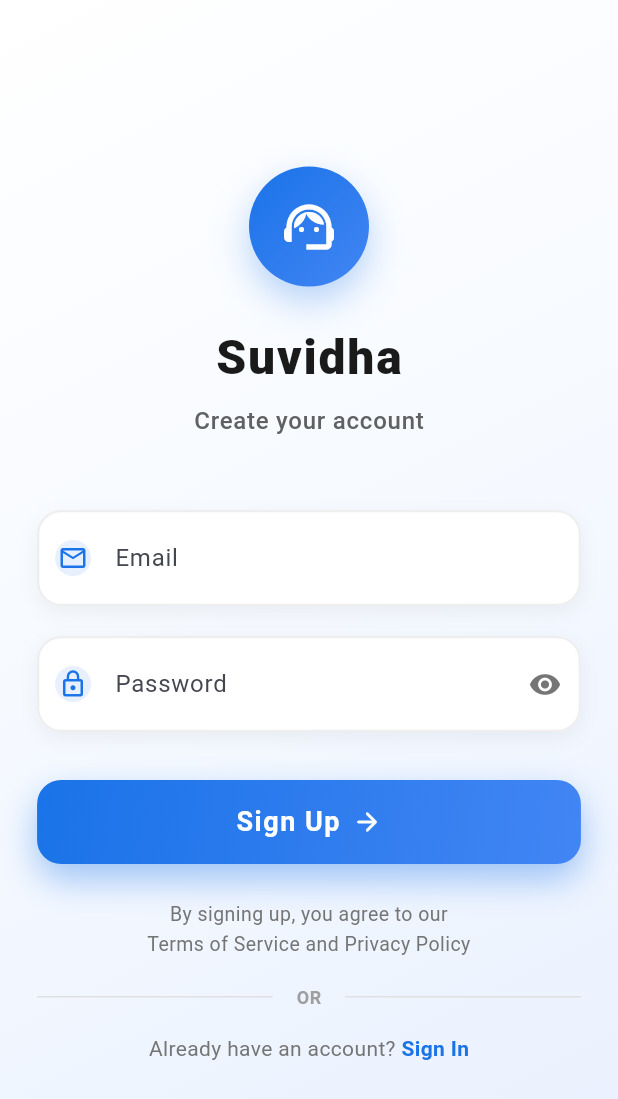
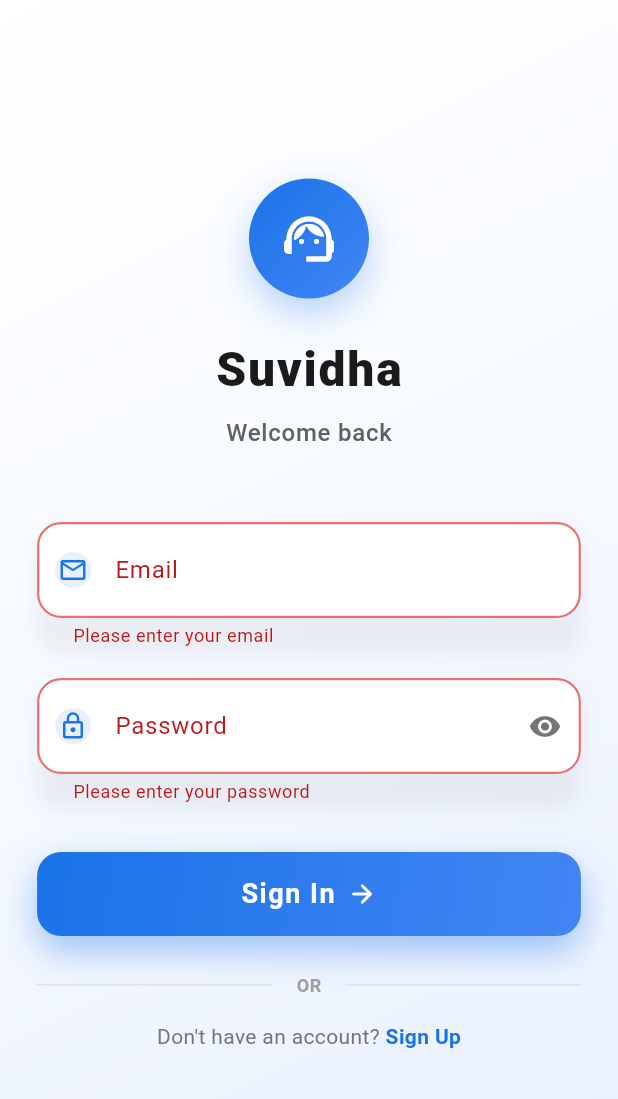
Before and after one commit to divyaanshupal/Suvidha, a Flutter app: the screen it shows after launch, after a tap on "Sign In", on a phone screen of 412 x 824 dp. Shown: the top 1099 px of the screen. Run offline on Flutter 3.47's test engine with Material 3 defaults, Android fonts, the phone set to English and light mode, and no system bars.

Commit message:
login feature implemented

```diff
--- /dev/null
+++ b/Client/suvidha_app/lib/features/HomeScreen/homeScreen.dart
@@ -0,0 +1,17 @@
+import 'package:flutter/material.dart';
+
+class Homescreen extends StatefulWidget {
+  const Homescreen({super.key});
+
+  @override
+  State<Homescreen> createState() => _HomescreenState();
+}
+
+class _HomescreenState extends State<Homescreen> {
+  @override
+  Widget build(BuildContext context) {
+    return Scaffold(
+      appBar: AppBar(title: Title(color: Colors.red, child: Text('Suvidha')),),
+    );
+  }
+}
--- /dev/null
+++ b/Client/suvidha_app/lib/features/auth/login.dart
@@ -0,0 +1,553 @@
+import 'package:flutter/material.dart';
+import 'package:suvidha_app/features/HomeScreen/homeScreen.dart';
+import 'package:suvidha_app/services/registerUser.dart';
+import 'package:suvidha_app/features/auth/singnUp.dart';
+
+class LoginScreen extends StatefulWidget {
+  const LoginScreen({super.key});
+
+  @override
+  State<LoginScreen> createState() => _LoginScreenState();
+}
+
+class _LoginScreenState extends State<LoginScreen> with SingleTickerProviderStateMixin {
+  final GlobalKey<FormState> _formKey = GlobalKey<FormState>();
+  final TextEditingController _emailController = TextEditingController();
+  final TextEditingController _passwordController = TextEditingController();
+  bool _isPasswordVisible = false;
+  bool _isSubmitting = false;
+  AnimationController? _animationController;
+  Animation<double>? _fadeAnimation;
+  Animation<Offset>? _slideAnimation;
+
+  @override
+  void initState() {
+    super.initState();
+    _animationController = AnimationController(
+      vsync: this,
+      duration: const Duration(milliseconds: 800),
+    );
+    _fadeAnimation = Tween<double>(begin: 0.0, end: 1.0).animate(
+      CurvedAnimation(parent: _animationController!, curve: Curves.easeIn),
+    );
+    _slideAnimation = Tween<Offset>(
+      begin: const Offset(0, 0.3),
+      end: Offset.zero,
+    ).animate(CurvedAnimation(parent: _animationController!, curve: Curves.easeOut));
+    _animationController!.forward();
+  }
+
+  @override
+  void dispose() {
+    _emailController.dispose();
+    _passwordController.dispose();
+    _animationController?.dispose();
+    super.dispose();
+  }
+
+  String? _validateEmail(String? value) {
+    if (value == null || value.trim().isEmpty) {
+      return 'Please enter your email';
+    }
+    final emailRegex = RegExp(r'^\S+@\S+\.\S+$');
+    if (!emailRegex.hasMatch(value.trim())) {
+      return 'Please enter a valid email';
+    }
+    return null;
+  }
+
+  String? _validatePassword(String? value) {
+    if (value == null || value.isEmpty) {
+      return 'Please enter your password';
+    }
+    return null;
+  }
+
+  Future<void> _onSubmit() async {
+    FocusScope.of(context).unfocus();
+    if (!_formKey.currentState!.validate()) return;
+
+    setState(() {
+      _isSubmitting = true;
+    });
+
+    try {
+      final email = _emailController.text.trim();
+      final password = _passwordController.text;
+      final response = await AuthService.login(email, password);
+
+      if (!mounted) return;
+
+      if (response.success) {
+        Navigator.pushReplacement(
+          context,
+          MaterialPageRoute(builder: (_) => Homescreen()),
+        );
+        ScaffoldMessenger.of(context).showSnackBar(
+          SnackBar(
+            content: Row(
+              children: [
+                const Icon(Icons.check_circle, color: Colors.white),
+                const SizedBox(width: 12),
+                Expanded(
+                  child: Text(
+                    'Welcome back!',
+                    style: const TextStyle(fontWeight: FontWeight.w500),
+                  ),
+                ),
+              ],
+            ),
+            backgroundColor: Colors.green,
+            behavior: SnackBarBehavior.floating,
+            shape: RoundedRectangleBorder(borderRadius: BorderRadius.circular(10)),
+            margin: const EdgeInsets.all(16),
+          ),
+        );
+      } else {
+        ScaffoldMessenger.of(context).showSnackBar(
+          SnackBar(
+            content: Row(
+              children: [
+                const Icon(Icons.error_outline, color: Colors.white),
+                const SizedBox(width: 12),
+                Expanded(
+                  child: Text(
+                    response.message ?? 'Login failed. Please try again.',
+                    style: const TextStyle(fontWeight: FontWeight.w500),
+                  ),
+                ),
+              ],
+            ),
+            backgroundColor: Colors.red,
+            behavior: SnackBarBehavior.floating,
+            shape: RoundedRectangleBorder(borderRadius: BorderRadius.circular(10)),
+            margin: const EdgeInsets.all(16),
+          ),
+        );
+      }
+    } catch (e) {
+      if (!mounted) return;
+      ScaffoldMessenger.of(context).showSnackBar(
+        SnackBar(
+          content: Text('An error occurred: ${e.toString()}'),
+          backgroundColor: Colors.red,
+          behavior: SnackBarBehavior.floating,
+          shape: RoundedRectangleBorder(borderRadius: BorderRadius.circular(10)),
+          margin: const EdgeInsets.all(16),
+        ),
+      );
+    } finally {
+      if (mounted) {
+        setState(() {
+          _isSubmitting = false;
+        });
+      }
+    }
+  }
+
+  @override
+  Widget build(BuildContext context) {
+    final size = MediaQuery.of(context).size;
+
+    return Scaffold(
+      body: Container(
+        decoration: BoxDecoration(
+          gradient: LinearGradient(
+            begin: Alignment.topLeft,
+            end: Alignment.bottomRight,
+            colors: [
+              Colors.white,
+              const Color(0xFFF5F9FF),
+              const Color(0xFFE8F0FE),
+            ],
+            stops: const [0.0, 0.5, 1.0],
+          ),
+        ),
+        child: SafeArea(
+          child: Center(
+            child: SingleChildScrollView(
+              physics: const BouncingScrollPhysics(),
+              padding: EdgeInsets.symmetric(
+                horizontal: size.width * 0.06,
+                vertical: size.height * 0.04,
+              ),
+              child: _fadeAnimation != null && _slideAnimation != null
+                  ? FadeTransition(
+                      opacity: _fadeAnimation!,
+                      child: SlideTransition(
+                        position: _slideAnimation!,
+                        child: _buildContent(size),
+                      ),
+                    )
+                  : _buildContent(size),
+            ),
+          ),
+        ),
+      ),
+    );
+  }
+
+  Widget _buildContent(Size size) {
+    return Column(
+      mainAxisAlignment: MainAxisAlignment.center,
+      crossAxisAlignment: CrossAxisAlignment.stretch,
+      children: <Widget>[
+        const SizedBox(height: 20),
+        // Logo and App Name
+        Column(
+          children: [
+            Container(
+              padding: const EdgeInsets.all(20),
+              decoration: BoxDecoration(
+                shape: BoxShape.circle,
+                gradient: LinearGradient(
+                  begin: Alignment.topLeft,
+                  end: Alignment.bottomRight,
+                  colors: [
+                    const Color(0xFF1A73E8),
+                    const Color(0xFF4285F4),
+                  ],
+                ),
+                boxShadow: [
+                  BoxShadow(
+                    color: const Color(0xFF1A73E8).withOpacity(0.3),
+                    blurRadius: 20,
+                    offset: const Offset(0, 10),
+                  ),
+                ],
+              ),
+              child: const Icon(
+                Icons.support_agent,
+                color: Colors.white,
+                size: 40,
+              ),
+            ),
+            const SizedBox(height: 24),
+            const Text(
+              'Suvidha',
+              style: TextStyle(
+                fontSize: 32,
+                fontWeight: FontWeight.w800,
+                color: Color(0xFF1A1A1A),
+                letterSpacing: 1.2,
+              ),
+            ),
+            const SizedBox(height: 8),
+            Text(
+              'Welcome back',
+              style: TextStyle(
+                fontSize: 16,
+                fontWeight: FontWeight.w500,
+                color: Colors.grey[700],
+                letterSpacing: 0.5,
+              ),
+            ),
+          ],
+        ),
+        const SizedBox(height: 48),
+        // Form
+        Form(
+          key: _formKey,
+          child: Column(
+            crossAxisAlignment: CrossAxisAlignment.stretch,
+            children: <Widget>[
+              // Email Field
+              Container(
+                decoration: BoxDecoration(
+                  borderRadius: BorderRadius.circular(16),
+                  boxShadow: [
+                    BoxShadow(
+                      color: Colors.black.withOpacity(0.05),
+                      blurRadius: 10,
+                      offset: const Offset(0, 4),
+                    ),
+                  ],
+                ),
+                child: TextFormField(
+                  controller: _emailController,
+                  keyboardType: TextInputType.emailAddress,
+                  textInputAction: TextInputAction.next,
+                  style: const TextStyle(
+                    fontSize: 16,
+                    fontWeight: FontWeight.w500,
+                  ),
+                  decoration: InputDecoration(
+                    labelText: 'Email',
+                    hintText: 'you@example.com',
+                    hintStyle: TextStyle(color: Colors.grey[400]),
+                    prefixIcon: Container(
+                      margin: const EdgeInsets.all(12),
+                      decoration: BoxDecoration(
+                        color: const Color(0xFFE8F0FE),
+                        borderRadius: BorderRadius.circular(12),
+                      ),
+                      child: const Icon(
+                        Icons.email_outlined,
+                        color: Color(0xFF1A73E8),
+                        size: 20,
+                      ),
+                    ),
+                    filled: true,
+                    fillColor: Colors.white,
+                    border: OutlineInputBorder(
+                      borderRadius: BorderRadius.circular(16),
+                      borderSide: BorderSide.none,
+                    ),
+                    enabledBorder: OutlineInputBorder(
+                      borderRadius: BorderRadius.circular(16),
+                      borderSide: BorderSide(
+                        color: Colors.grey[200]!,
+                        width: 1.5,
+                      ),
+                    ),
+                    focusedBorder: OutlineInputBorder(
+                      borderRadius: BorderRadius.circular(16),
+                      borderSide: const BorderSide(
+                        color: Color(0xFF1A73E8),
+                        width: 2,
+                      ),
+                    ),
+                    errorBorder: OutlineInputBorder(
+                      borderRadius: BorderRadius.circular(16),
+                      borderSide: BorderSide(
+                        color: Colors.red[300]!,
+                        width: 1.5,
+                      ),
+                    ),
+                    focusedErrorBorder: OutlineInputBorder(
+                      borderRadius: BorderRadius.circular(16),
+                      borderSide: BorderSide(
+                        color: Colors.red[400]!,
+                        width: 2,
+                      ),
+                    ),
+                    contentPadding: const EdgeInsets.symmetric(
+                      horizontal: 20,
+                      vertical: 20,
+                    ),
+                  ),
+                  validator: _validateEmail,
+                ),
+              ),
+              const SizedBox(height: 20),
+              // Password Field
+              Container(
+                decoration: BoxDecoration(
+                  borderRadius: BorderRadius.circular(16),
+                  boxShadow: [
+                    BoxShadow(
+                      color: Colors.black.withOpacity(0.05),
+                      blurRadius: 10,
+                      offset: const Offset(0, 4),
+                    ),
+                  ],
+                ),
+                child: TextFormField(
+                  controller: _passwordController,
+                  obscureText: !_isPasswordVisible,
+                  textInputAction: TextInputAction.done,
+                  style: const TextStyle(
+                    fontSize: 16,
+                    fontWeight: FontWeight.w500,
+                  ),
+                  decoration: InputDecoration(
+                    labelText: 'Password',
+                    hintText: 'Enter your password',
+                    hintStyle: TextStyle(color: Colors.grey[400]),
+                    prefixIcon: Container(
+                      margin: const EdgeInsets.all(12),
+                      decoration: BoxDecoration(
+                        color: const Color(0xFFE8F0FE),
+                        borderRadius: BorderRadius.circular(12),
+                      ),
+                      child: const Icon(
+                        Icons.lock_outline,
+                        color: Color(0xFF1A73E8),
+                        size: 20,
+                      ),
+                    ),
+                    suffixIcon: IconButton(
+                      icon: Icon(
+                        _isPasswordVisible
+                            ? Icons.visibility_off
+                            : Icons.visibility,
+                        color: Colors.grey[600],
+                        size: 22,
+                      ),
+                      onPressed: () => setState(() {
+                        _isPasswordVisible = !_isPasswordVisible;
+                      }),
+                    ),
+                    filled: true,
+                    fillColor: Colors.white,
+                    border: OutlineInputBorder(
+                      borderRadius: BorderRadius.circular(16),
+                      borderSide: BorderSide.none,
+                    ),
+                    enabledBorder: OutlineInputBorder(
+                      borderRadius: BorderRadius.circular(16),
+                      borderSide: BorderSide(
+                        color: Colors.grey[200]!,
+                        width: 1.5,
+                      ),
+                    ),
+                    focusedBorder: OutlineInputBorder(
+                      borderRadius: BorderRadius.circular(16),
+                      borderSide: const BorderSide(
+                        color: Color(0xFF1A73E8),
+                        width: 2,
+                      ),
+                    ),
+                    errorBorder: OutlineInputBorder(
+                      borderRadius: BorderRadius.circular(16),
+                      borderSide: BorderSide(
+                        color: Colors.red[300]!,
+                        width: 1.5,
+                      ),
+                    ),
+                    focusedErrorBorder: OutlineInputBorder(
+                      borderRadius: BorderRadius.circular(16),
+                      borderSide: BorderSide(
+                        color: Colors.red[400]!,
+                        width: 2,
+                      ),
+                    ),
+                    contentPadding: const EdgeInsets.symmetric(
+                      horizontal: 20,
+                      vertical: 20,
+                    ),
+                  ),
+                  validator: _validatePassword,
+                  onFieldSubmitted: (_) => _onSubmit(),
+                ),
+              ),
+              const SizedBox(height: 32),
+              // Sign In Button
+              Container(
+                height: 56,
+                decoration: BoxDecoration(
+                  borderRadius: BorderRadius.circular(16),
+                  gradient: LinearGradient(
+                    begin: Alignment.topLeft,
+                    end: Alignment.bottomRight,
+                    colors: [
+                      const Color(0xFF1A73E8),
+                      const Color(0xFF4285F4),
+                    ],
+                  ),
+                  boxShadow: [
+                    BoxShadow(
+                      color: const Color(0xFF1A73E8).withOpacity(0.4),
+                      blurRadius: 20,
+                      offset: const Offset(0, 10),
+                    ),
+                  ],
+                ),
+                child: ElevatedButton(
+                  onPressed: _isSubmitting ? null : _onSubmit,
+                  style: ElevatedButton.styleFrom(
+                    backgroundColor: Colors.transparent,
+                    shadowColor: Colors.transparent,
+                    shape: RoundedRectangleBorder(
+                      borderRadius: BorderRadius.circular(16),
+                    ),
+                  ),
+                  child: _isSubmitting
+                      ? const SizedBox(
+                          width: 24,
+                          height: 24,
+                          child: CircularProgressIndicator(
+                            strokeWidth: 3,
+                            color: Colors.white,
+                            valueColor: AlwaysStoppedAnimation<Color>(Colors.white),
+                          ),
+                        )
+                      : Row(
+                          mainAxisAlignment: MainAxisAlignment.center,
+                          children: [
+                            const Text(
+                              'Sign In',
+                              style: TextStyle(
+                                fontSize: 18,
+                                fontWeight: FontWeight.w700,
+                                color: Colors.white,
+                                letterSpacing: 1,
+                              ),
+                            ),
+                            const SizedBox(width: 8),
+                            Icon(
+                              Icons.arrow_forward_rounded,
+                              color: Colors.white,
+                              size: 20,
+                            ),
+                          ],
+                        ),
+                ),
+              ),
+              const SizedBox(height: 24),
+              // Divider
+              Row(
+                children: [
+                  Expanded(
+                    child: Divider(
+                      color: Colors.grey[300],
+                      thickness: 1,
+                    ),
+                  ),
+                  Padding(
+                    padding: const EdgeInsets.symmetric(horizontal: 16),
+                    child: Text(
+                      'OR',
+                      style: TextStyle(
+                        color: Colors.grey[500],
+                        fontWeight: FontWeight.w600,
+                        fontSize: 12,
+                      ),
+                    ),
+                  ),
+                  Expanded(
+                    child: Divider(
+                      color: Colors.grey[300],
+                      thickness: 1,
+                    ),
+                  ),
+                ],
+              ),
+              const SizedBox(height: 16),
+              // Sign Up Link
+              Row(
+                mainAxisAlignment: MainAxisAlignment.center,
+                children: [
+                  Text(
+                    "Don't have an account? ",
+                    style: TextStyle(
+                      fontSize: 14,
+                      color: Colors.grey[600],
+                    ),
+                  ),
+                  GestureDetector(
+                    onTap: () {
+                      Navigator.push(
+                        context,
+                        MaterialPageRoute(builder: (_) => const SignUpScreen()),
+                      );
+                    },
+                    child: const Text(
+                      'Sign Up',
+                      style: TextStyle(
+                        fontSize: 14,
+                        fontWeight: FontWeight.w700,
+                        color: Color(0xFF1A73E8),
+                      ),
+                    ),
+                  ),
+                ],
+              ),
+              const SizedBox(height: 24),
+            ],
+          ),
+        ),
+      ],
+    );
+  }
+}
--- a/Client/suvidha_app/lib/features/auth/singnUp.dart
+++ b/Client/suvidha_app/lib/features/auth/singnUp.dart
@@ -1,4 +1,6 @@
 import 'package:flutter/material.dart';
+import 'package:suvidha_app/features/HomeScreen/homeScreen.dart';
+import 'package:suvidha_app/features/auth/login.dart';
 import 'package:suvidha_app/services/registerUser.dart';
 
 class SignUpScreen extends StatefulWidget {
@@ -80,6 +82,7 @@ class _SignUpScreenState extends State<SignUpScreen> with SingleTickerProviderSt
       if (!mounted) return;
 
       if (response.success) {
+        Navigator.push(context, MaterialPageRoute(builder: (_) => Homescreen()));
         ScaffoldMessenger.of(context).showSnackBar(
           SnackBar(
             content: Row(
@@ -539,7 +542,7 @@ class _SignUpScreenState extends State<SignUpScreen> with SingleTickerProviderSt
                                 GestureDetector(
                                   onTap: () {
                                     // Navigate to login screen
-                                    // Navigator.push(context, MaterialPageRoute(builder: (_) => LoginScreen()));
+                                     Navigator.push(context, MaterialPageRoute(builder: (_) => LoginScreen()));
                                   },
                                   child: const Text(
                                     'Sign In',
--- a/Client/suvidha_app/lib/main.dart
+++ b/Client/suvidha_app/lib/main.dart
@@ -1,4 +1,5 @@
 import 'package:flutter/material.dart';
+import 'package:suvidha_app/features/auth/login.dart';
 import 'screens/splash_screen.dart';
 
 void main() {
@@ -22,7 +23,7 @@ class MyApp extends StatelessWidget {
           border: OutlineInputBorder(),
         ),
       ),
-      home: const SplashScreen(),
+      home: const LoginScreen(),
       debugShowCheckedModeBanner: false,
     );
   }
```
